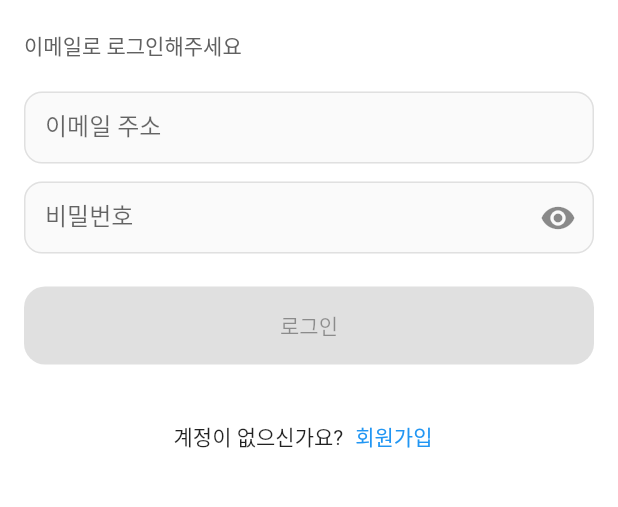
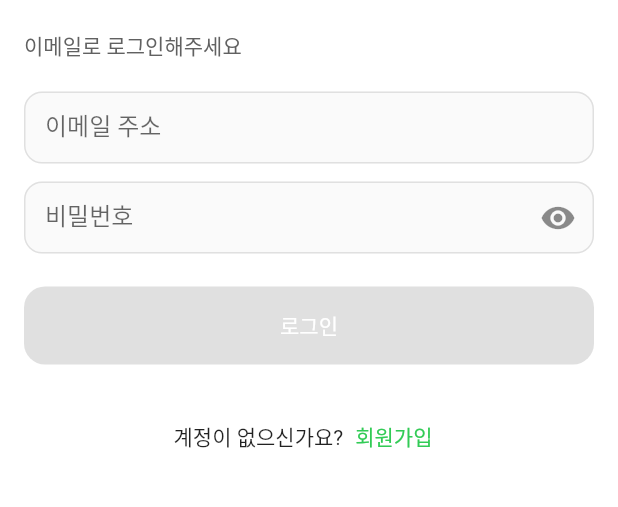
Before and after one commit to FitHouse/FitHouse-FE, a Flutter app: the screen it shows after launch, on a phone screen of 412 x 824 dp, the part 423-930 px from its top. Run offline on Flutter 3.47's test engine with Material 3 defaults, Android fonts, the phone set to English and light mode, and no system bars; our stand-ins replace firebase_auth, firebase_core, google_fonts, image_picker, video_player; accounts and stored records are empty; generated files the repository leaves out were written again; Roboto replaces fonts that are missing (PyeojinGothic).

Commit message:
[MOD] 로그인 UI 개선

```diff
--- a/lib/screens/auth/login_screen.dart
+++ b/lib/screens/auth/login_screen.dart
@@ -3,6 +3,7 @@ import 'package:firebase_auth/firebase_auth.dart';
 import 'package:google_fonts/google_fonts.dart';
 
 import 'signup_screen.dart';
+import 'package:fithouse/constants/colors.dart';
 
 class LoginScreen extends StatefulWidget {
   const LoginScreen({super.key});
@@ -34,7 +35,7 @@ class _LoginScreenState extends State<LoginScreen> {
     final s = v?.trim() ?? '';
     if (s.isEmpty) return '이메일을 입력하세요';
     final ok = RegExp(r'^[^\s@]+@[^\s@]+\.[^\s@]+$').hasMatch(s);
-    return ok ? null : '올바른 이메일 형식이 아닙니다';
+    return ok ? null : '올바른 이메일 형식입니다';
   }
 
   String? _validatePw(String? v) {
@@ -100,7 +101,6 @@ class _LoginScreenState extends State<LoginScreen> {
 
     return Scaffold(
       backgroundColor: Colors.white,
-
       body: SafeArea(
         child: GestureDetector(
           onTap: () => FocusScope.of(context).unfocus(),
@@ -121,7 +121,7 @@ class _LoginScreenState extends State<LoginScreen> {
                           fontSize: 60,
                           fontWeight: FontWeight.w900,
                           letterSpacing: -0.5,
-                          color: const Color(0xFF488500),
+                            color: const Color(0xFF488500),
                         ),
                       ),
                       const SizedBox(height: 20),
@@ -137,16 +137,18 @@ class _LoginScreenState extends State<LoginScreen> {
                       TextFormField(
                         controller: _email,
                         keyboardType: TextInputType.emailAddress,
+                        cursorColor: buttonGreen, // <-- 커서도 초록
                         decoration: InputDecoration(
                           labelText: '이메일 주소',
                           filled: true,
                           fillColor: Colors.grey.shade50,
                           border: _roundedBorder(grey),
                           enabledBorder: _roundedBorder(grey),
-                          focusedBorder:
-                          _roundedBorder(theme.colorScheme.primary),
+                          focusedBorder: _roundedBorder(buttonGreen),
                           contentPadding: const EdgeInsets.symmetric(
-                              horizontal: 14, vertical: 14),
+                            horizontal: 14,
+                            vertical: 14,
+                          ),
                         ),
                         validator: _validateEmail,
                         onChanged: (_) {
@@ -161,25 +163,26 @@ class _LoginScreenState extends State<LoginScreen> {
                       TextFormField(
                         controller: _pw,
                         obscureText: !_showPw,
+                        cursorColor: buttonGreen,
                         decoration: InputDecoration(
                           labelText: '비밀번호',
                           filled: true,
                           fillColor: Colors.grey.shade50,
                           border: _roundedBorder(grey),
                           enabledBorder: _roundedBorder(grey),
-                          focusedBorder:
-                          _roundedBorder(theme.colorScheme.primary),
+                          focusedBorder: _roundedBorder(buttonGreen),
                           contentPadding: const EdgeInsets.symmetric(
-                              horizontal: 14, vertical: 14),
+                            horizontal: 14,
+                            vertical: 14,
+                          ),
                           suffixIcon: IconButton(
                             icon: Icon(
-                              _showPw
-                                  ? Icons.visibility_off
-                                  : Icons.visibility,
+                              _showPw ? Icons.visibility_off : Icons.visibility,
                             ),
                             onPressed: () =>
                                 setState(() => _showPw = !_showPw),
-                            tooltip: _showPw ? '비밀번호 숨기기' : '비밀번호 보기',
+                            tooltip:
+                            _showPw ? '비밀번호 숨기기' : '비밀번호 보기',
                           ),
                         ),
                         validator: _validatePw,
@@ -192,8 +195,10 @@ class _LoginScreenState extends State<LoginScreen> {
 
                       if (_error != null) ...[
                         const SizedBox(height: 8),
-                        Text(_error!,
-                            style: const TextStyle(color: Colors.red)),
+                        Text(
+                          _error!,
+                          style: const TextStyle(color: Colors.red),
+                        ),
                       ],
 
                       const SizedBox(height: 22),
@@ -202,6 +207,10 @@ class _LoginScreenState extends State<LoginScreen> {
                         height: 52,
                         child: ElevatedButton(
                           style: ElevatedButton.styleFrom(
+                            backgroundColor: buttonGreen,
+                            foregroundColor: Colors.white,
+                            disabledBackgroundColor: Colors.grey.shade300,
+                            disabledForegroundColor: Colors.white,
                             shape: RoundedRectangleBorder(
                               borderRadius: BorderRadius.circular(14),
                             ),
@@ -212,7 +221,9 @@ class _LoginScreenState extends State<LoginScreen> {
                             height: 22,
                             width: 22,
                             child: CircularProgressIndicator(
-                                strokeWidth: 2),
+                              strokeWidth: 2,
+                              color: Colors.white,
+                            ),
                           )
                               : const Text('로그인'),
                         ),
@@ -225,13 +236,17 @@ class _LoginScreenState extends State<LoginScreen> {
                         children: [
                           const Text('계정이 없으신가요?'),
                           TextButton(
+                            style: TextButton.styleFrom(
+                              foregroundColor: buttonGreen,
+                            ),
                             onPressed: _loading
                                 ? null
                                 : () async {
                               final ok = await Navigator.push<bool>(
                                 context,
                                 MaterialPageRoute(
-                                  builder: (_) => const SignupWizardScreen(),
+                                  builder: (_) =>
+                                  const SignupWizardScreen(),
                                 ),
                               );
                               if (ok == true && mounted) {
```
